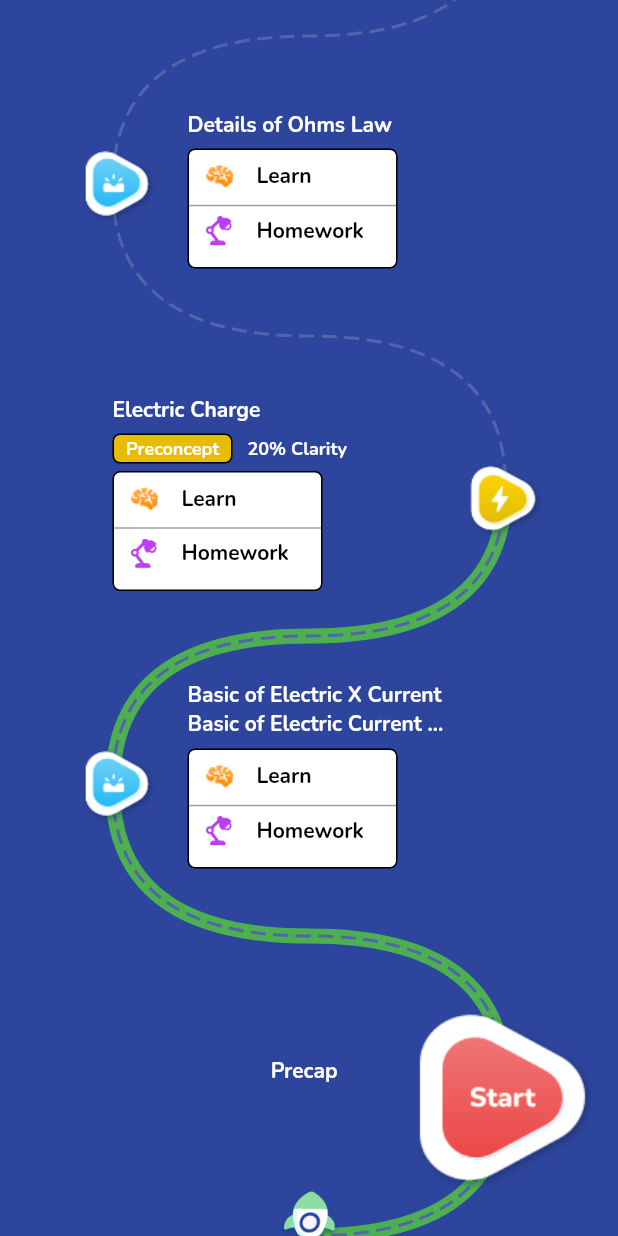
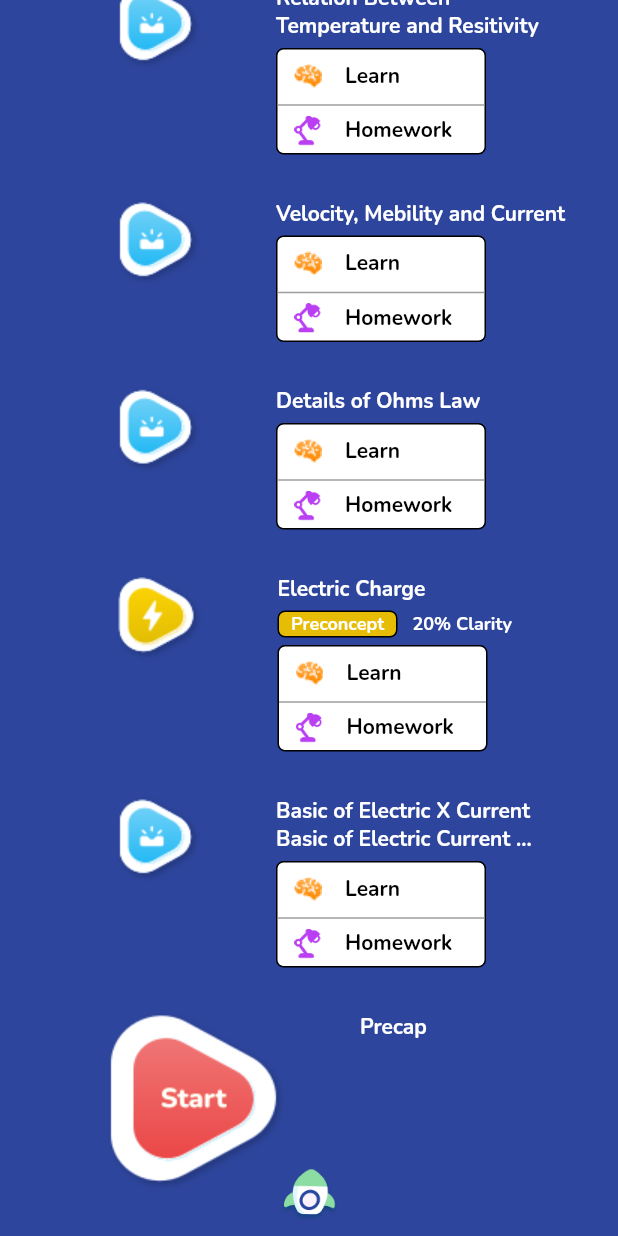
Before and after one commit to mg7237/flutter_draw, a Flutter app: the screen it shows after launch, on a phone screen of 412 x 824 dp. Run offline on Flutter 3.47's test engine with Material 2 defaults, Android fonts, the phone set to English and light mode, and no system bars; our stand-ins replace path_drawing, percent_indicator.

Commit message:
WIP - 03MAR

```diff
--- a/lib/main.dart
+++ b/lib/main.dart
@@ -5,11 +5,12 @@ import 'package:flutter/material.dart';
 import 'package:flutter/services.dart';
 import 'package:path_drawing/path_drawing.dart';
 import 'package:percent_indicator/percent_indicator.dart';
+import 'package:flutter/scheduler.dart';
 
 /// Hard coded variables
 
 // Use to define steepness of curve, lesser value >> steeper curve
-const kControlPoint = 75.0;
+const kControlPoint = 50.0;
 
 List<Milestone> milestones = []; // All milestones array check Milestone Model
 
@@ -18,12 +19,12 @@ const kIconSize = 50.0;
 
 int numberOfMilestones = 0; // Current Milestone number
 
-/// Milestone Detail Widget - 1 line height; used to calculate the widget
-/// height depending on milestone type
-late double kLineHeight = 20.0;
+double kLineHeight = 20.0; // Used for card dimensions
 
 const kCardDistance =
     50.0; // Distance of card from the malestone point on the curve
+
+double heightGap = 30.0; // Left, Right milestone height difference
 
 late Widget card; // Common card for all milestone which need card
 
@@ -40,6 +41,7 @@ TextStyle kTextStyleSmall = const TextStyle(
     fontSize: 12,
     color: Colors.white,
     fontWeight: FontWeight.bold);
+
 const jsonData =
     '{"currentMilestone":3,"milestones":[{"type":"starting-point","title":"Precap"},{"type":"topic","title":"Basic of Electric X Current Basic of Electric Current X Basic of Electric Current"},{"type":"preconcept","title":"Electric Charge","clarity":"20%"},{"type":"topic","title":"Details of Ohm'
     's Law"},{"type":"topic","title":"Velocity, Mebility and Current"},{"type":"topic","title":"Relation Between Temperature and Resitivity"},{"type":"classwork","title":"Classwork WS","progress":{"total":20,"completed":10}},{"type":"homework","title":"Homework","progress":{"total":26,"completed":18}}]}';
@@ -56,10 +58,16 @@ class AnimatedPath extends StatefulWidget {
 class _AnimatedPathState extends State<AnimatedPath>
     with SingleTickerProviderStateMixin {
   late AnimationController _controller;
-
+  bool init = true;
+  Size size = const Size(0, 0);
   double totalHeight =
       0; // Canvas height = Sum of all milestone heights in above array
-  double topBuffer = 50.0;
+
+  double totalWidth = 0;
+  final GlobalKey _masterContainerKey = GlobalKey();
+  List<GlobalKey> rowKeys = [];
+  List<Widget> columnWidgets = [];
+  Column masterColumn = Column(children: const []);
 
   void _startAnimation() {
     _controller.stop();
@@ -68,61 +76,42 @@ class _AnimatedPathState extends State<AnimatedPath>
     _controller.forward();
   }
 
-  MilestoneDetail milestoneInformation(
-      int milestoneNumberLocal, double milestoneHeight) {
-    late MilestoneDetail milestoneDetail;
-    late double height;
+  Widget milestoneInformation(int milestoneNumberLocal) {
+    late Widget milestoneDetail;
+
     String title = milestones[milestoneNumberLocal].title;
     if ((milestones[milestoneNumberLocal].title) != '' &&
         milestones[milestoneNumberLocal].title.length > 55) {
       title = title.substring(0, 53) + ' ...';
     }
+
     switch (milestones[milestoneNumberLocal].type) {
       case 'starting-point':
-        height = 2 * kLineHeight;
-        milestoneDetail = MilestoneDetail(
-            height: height,
-            detailWidget: Container(
-                alignment: Alignment.centerRight,
-                height: height,
-                width: 150,
-                child: Text(title, style: kTextStyle)));
+        milestoneDetail =
+            SizedBox(width: 150, child: Text(title, style: kTextStyle));
         break;
       case 'topic':
-        height = 6 * kLineHeight + 10;
-        milestoneDetail = MilestoneDetail(
-            height: height,
-            detailWidget: Column(
+        milestoneDetail = Column(
           mainAxisAlignment: MainAxisAlignment.start,
           crossAxisAlignment: CrossAxisAlignment.start,
           children: [
-                SizedBox(
-                    width: 200,
-                    height: (title.length > 30) ? kLineHeight * 2 : kLineHeight,
-                    child: Text(title, style: kTextStyle)),
+            SizedBox(width: 200, child: Text(title, style: kTextStyle)),
             const SizedBox(height: 5),
             card
           ],
-            ));
+        );
         break;
       case 'preconcept':
-        height = 7 * kLineHeight + 20;
-        milestoneDetail = MilestoneDetail(
-            height: height,
-            detailWidget: Column(
+        milestoneDetail = Column(
           mainAxisAlignment: MainAxisAlignment.start,
           crossAxisAlignment: CrossAxisAlignment.start,
           children: [
-                SizedBox(
-                    height: (title.length > 25) ? kLineHeight * 2 : kLineHeight,
-                    width: 200,
-                    child: Text(title, style: kTextStyle)),
+            SizedBox(width: 200, child: Text(title, style: kTextStyle)),
             const SizedBox(height: 5),
             Row(
               children: [
                 Container(
                     alignment: Alignment.centerRight,
-                        height: kLineHeight,
                     width: 80,
                     decoration: BoxDecoration(
                         color: const Color(0xffE7BC04),
@@ -141,22 +130,16 @@ class _AnimatedPathState extends State<AnimatedPath>
             const SizedBox(height: 5),
             card
           ],
-            ));
+        );
 
         break;
       case 'classwork': // Same logic as homework
       case 'homework':
-        height = 4 * kLineHeight;
-        milestoneDetail = MilestoneDetail(
-            height: height,
-            detailWidget: Column(
+        milestoneDetail = Column(
           mainAxisAlignment: MainAxisAlignment.start,
           crossAxisAlignment: CrossAxisAlignment.start,
           children: [
-                SizedBox(
-                    height: (title.length > 25) ? kLineHeight * 2 : kLineHeight,
-                    width: 200,
-                    child: Text(title, style: kTextStyle)),
+            SizedBox(width: 200, child: Text(title, style: kTextStyle)),
             const SizedBox(height: 5),
             SizedBox(
               child: Text(
@@ -175,101 +158,110 @@ class _AnimatedPathState extends State<AnimatedPath>
             LinearPercentIndicator(
                 width: 150.0,
                 lineHeight: 8.0,
-                    percent: (milestones[milestoneNumberLocal]
-                                .progress
-                                ?.completed ??
+                percent:
+                    (milestones[milestoneNumberLocal].progress?.completed ??
                             0) /
                         (milestones[milestoneNumberLocal].progress?.total ?? 1),
                 backgroundColor: Colors.white,
                 progressColor: Colors.green,
                 barRadius: const Radius.circular(5))
           ],
-            ));
+        );
         break;
     }
     return milestoneDetail;
   }
 
-  List<Widget> _drawMilestones(Size size) {
-    double milestoneHeight = 0;
-    List<Widget> widgets = [];
+  void _milestoneWidgets(double width) {
+    SizedBox heightBox = SizedBox(height: heightGap);
+    SizedBox widthBox = const SizedBox(width: kControlPoint);
+    SizedBox dataDistanceBox = const SizedBox(width: kCardDistance);
+    columnWidgets = [];
+    rowKeys = [];
+    columnWidgets.insert(0, heightBox);
+    for (int i = 0; i < milestones.length; i++) {
+      late Widget row;
+      Widget milestoneData = milestoneInformation(i);
+      GlobalKey rowKey = GlobalKey();
+      if ((i / 2) == (i ~/ 2)) {
+        // Even = Icon on left of UI
+        row = Row(
+            key: rowKey,
+            mainAxisAlignment: MainAxisAlignment.center,
+            crossAxisAlignment: CrossAxisAlignment.start,
+            children: [
+              widthBox,
+              Image(image: AssetImage('assets/${milestones[i].type}.png')),
+              dataDistanceBox,
+              milestoneData
+            ]);
+      } else {
+        // Even = Icon on right of UI
+        row = Row(
+            key: rowKey,
+            crossAxisAlignment: CrossAxisAlignment.start,
+            mainAxisAlignment: MainAxisAlignment.center,
+            children: [
+              widthBox,
+              Image(image: AssetImage('assets/${milestones[i].type}.png')),
+              dataDistanceBox,
+              milestoneData
+            ]);
+      }
+      // Inserting in reverse order so that Column is built from top to bottom
+      // While we add widgets from below to top
 
-    for (int i = 0; i < milestones.length; i++) {
-      milestoneHeight += (milestones[i].height ?? 0);
-      MilestoneDetail milestoneDetail =
-          milestoneInformation(i, milestoneHeight);
-      if ((i / 2) != (i ~/ 2)) {
-        widgets.add(Positioned(
-            left: kControlPoint - (kIconSize / 2) + 5,
-            bottom: milestoneHeight - (kIconSize / 2),
-            child: SizedBox(
-                width: kIconSize,
-                height: kIconSize,
-                child: Image(
-                    image:
-                        AssetImage('assets/' + milestones[i].type + '.png')))));
-
-        widgets.add(Positioned(
-            left: (i != 0)
-                ? kControlPoint + kCardDistance
-                : (kControlPoint * 2) + kCardDistance,
-            bottom: milestoneHeight - ((milestoneDetail.height) / 2) + 10,
-            child: milestoneDetail.detailWidget));
-      } else {
-        widgets.add(Positioned(
-          right: kControlPoint -
-              (((i == 0) ? kIconSize * 3 : kIconSize) / 2), //  (kIconSize / 2)
-          bottom: milestoneHeight -
-              (((i == 0) ? kIconSize * 3 : kIconSize) / 2) -
-              10,
-          child: SizedBox(
-              width: (i == 0) ? kIconSize * 3 : kIconSize,
-              height: (i == 0) ? kIconSize * 3 : kIconSize,
-              child: Image(
-                  image: AssetImage('assets/' + milestones[i].type + '.png'))),
-        ));
-        widgets.add(Positioned(
-            left: kControlPoint,
-            bottom: milestoneHeight - ((milestoneDetail.height) / 2) + 10,
-            child: milestoneDetail.detailWidget));
-      }
+      columnWidgets.insert(0, row);
+      columnWidgets.insert(0, heightBox);
+      rowKeys.insert(0, rowKey);
     }
 
-    return widgets;
+    masterColumn = Column(
+        mainAxisAlignment: MainAxisAlignment.center,
+        crossAxisAlignment: CrossAxisAlignment.start,
+        children: columnWidgets);
+
+    return;
   }
 
   @override
   Widget build(BuildContext context) {
-    Size size = Size(
-      MediaQuery.of(context).size.width,
-      totalHeight + topBuffer,
-    );
+    _milestoneWidgets(MediaQuery.of(context).size.width);
+    if (totalHeight > 0 && MediaQuery.of(context).size.width > 0) {
+      double dy = totalHeight.ceil().toDouble();
+      double dx = MediaQuery.of(context).size.width.floor().toDouble();
+      init = false;
+      size = Size(dx, dy);
+    }
+    init = true;
+    if (!init) _startAnimation();
+
     return SafeArea(
       child: Scaffold(
           body: SingleChildScrollView(
         reverse: true,
         child: Center(
+          key: _masterContainerKey,
           child: Container(
-            height: size.height,
-            width: size.width,
+            width: double.infinity,
             decoration:
                 const BoxDecoration(color: Color.fromRGBO(45, 69, 156, 1.0)),
             child: Stack(children: [
-              CustomPaint(
+              (init)
+                  ? const SizedBox()
+                  : CustomPaint(
                       painter: AnimatedPathPainter(_controller), size: size),
-              CustomPaint(painter: DashPathPainter(size)),
+              (init)
+                  ? const SizedBox()
+                  : CustomPaint(painter: DashPathPainter(size)),
+              masterColumn,
               Positioned(
-                  bottom: 0 - 15,
+                  bottom: 0,
                   left: (size.width / 2) - (kIconSize / 2),
                   child: const SizedBox(
                       height: kIconSize,
                       width: kIconSize,
                       child: Image(image: AssetImage('assets/rocket.png')))),
-              Stack(
-                  children: _drawMilestones(Size(
-                MediaQuery.of(context).size.width,
-                totalHeight,
-              ))),
             ]),
           ),
         ),
@@ -277,16 +269,35 @@ class _AnimatedPathState extends State<AnimatedPath>
     );
   }
 
+  void _getWidgetInfo(BuildContext context) {
+    final RenderBox renderBox =
+        _masterContainerKey.currentContext?.findRenderObject() as RenderBox;
+    final Size renderSize =
+        renderBox.size; // or _masterContainerKey.currentContext?.size
+    print('Size: ${renderSize.width}, ${renderSize.height}');
+
+    final Offset offset = renderBox.localToGlobal(Offset.zero);
+    print('Offset: ${offset.dx}, ${offset.dy}');
+    print(
+        'Position: ${(offset.dx + renderSize.width) / 2}, ${(offset.dy + renderSize.height) / 2}');
+    totalHeight = renderSize.height;
+
+    setState(() {});
+  }
+
+  // void checkTotalSize(BuildContext context) {
+  //   Size a = context.size ?? const Size(1.0, 1.0);
+  //   print('AAAAA: ' + a.width.toString() + 'BBBB: ' + a.height.toString());
+  // }
+
   @override
   void initState() {
     super.initState();
-    _controller = AnimationController(
-      vsync: this,
-    );
-    _readData();
-    _startAnimation();
+    // if (SchedulerBinding.instance?.schedulerPhase ==
+    //     SchedulerPhase.persistentCallbacks) {
+    SchedulerBinding.instance
+        ?.addPostFrameCallback((_) => _getWidgetInfo(context));
     card = Container(
-        height: 4 * kLineHeight,
         width: 140,
         decoration: BoxDecoration(
             color: const Color(0xffffffff),
@@ -336,6 +347,13 @@ class _AnimatedPathState extends State<AnimatedPath>
                     fontWeight: FontWeight.bold)),
           ]),
         ]));
+
+    // }
+
+    _controller = AnimationController(
+      vsync: this,
+    );
+    _readData();
   }
 
   @override
@@ -344,45 +362,17 @@ class _AnimatedPathState extends State<AnimatedPath>
     super.dispose();
   }
 
-  double _getMilestoneHeight({required String type, required String title}) {
-    double height = 200.0;
-    if (title.length > kMaxTitleLength) {
-      title = title.substring(0, kMaxTitleLength) + ' ...';
-    }
-    switch (type) {
-      case 'starting-point':
-        height = 100;
-        break;
-      case 'topic':
-      case 'preconcept':
-      case 'classwork':
-      case 'homework':
-      default:
-        height = 200;
-        break;
-    }
-    return height;
-  }
-
   void _readData() {
     try {
-      late double height;
       Map<String, dynamic> mapData = jsonDecode(jsonData);
       numberOfMilestones = mapData['currentMilestone'];
       List<dynamic> milestonesData = mapData['milestones'];
       for (int i = 0; i < milestonesData.length; i++) {
-        height = _getMilestoneHeight(
-            type: milestonesData[i]['type'], title: milestonesData[i]['title']);
-
-        if (i == milestonesData.length - 1) height = 200;
-
-        totalHeight += height;
         if (milestonesData[i]['progress'] != null) {
           milestones.add(Milestone(
               type: milestonesData[i]['type'],
               title: milestonesData[i]['title'],
               clarity: milestonesData[i]['clarity'],
-              height: height,
               progress: Progress(
                   completed: milestonesData[i]['progress']['completed'],
                   total: milestonesData[i]['progress']['total'])));
@@ -390,7 +380,6 @@ class _AnimatedPathState extends State<AnimatedPath>
           milestones.add(Milestone(
               type: milestonesData[i]['type'],
               title: milestonesData[i]['title'],
-              height: height,
               clarity: milestonesData[i]['clarity']));
         }
       }
@@ -435,7 +424,7 @@ class AnimatedPathPainter extends CustomPainter {
   void paint(Canvas canvas, Size size) {
     final animationPercent = _animation.value;
 
-    print("Painting + $animationPercent - $size");
+    //print("Painting + $animationPercent - $size");
     final path = createAnimatedPath(
         _createAnyPath(size, numberOfMilestones), animationPercent);
 
@@ -500,30 +489,32 @@ Path extractPathUntilLength(
 }
 
 Path _pathToNextMilestone(Size size, Path pathIn, int currentMilestone) {
-  late double heightTop;
-  late double heightMid;
-  heightTop = size.height - ((milestones[currentMilestone].height ?? 0.0));
+  //MGCO
+  // late double heightTop;
+  // late double heightMid;
+  // heightTop = size.height - ((milestones[currentMilestone].height ?? 0.0));
 
-  heightMid = size.height - ((milestones[currentMilestone].height ?? 0.0) / 2);
+  // heightMid = size.height - ((milestones[currentMilestone].height ?? 0.0) / 2);
 
-  if ((currentMilestone / 2) != (currentMilestone ~/ 2)) {
-    // Current Milestone on left
-    pathIn
-      ..quadraticBezierTo(
-          size.width - kControlPoint, heightMid, size.width / 2, heightMid)
-      ..quadraticBezierTo(kControlPoint, heightMid, kControlPoint, heightTop);
-  } else {
-    // Milestone on right
-    pathIn
-      ..quadraticBezierTo(kControlPoint, heightMid, size.width / 2, heightMid)
-      ..quadraticBezierTo(size.width - kControlPoint, heightMid,
-          size.width - kControlPoint, heightTop);
-  }
+  // if ((currentMilestone / 2) != (currentMilestone ~/ 2)) {
+  //   // Current Milestone on left
+  //   pathIn
+  //     ..quadraticBezierTo(
+  //         size.width - kControlPoint, heightMid, size.width / 2, heightMid)
+  //     ..quadraticBezierTo(kControlPoint, heightMid, kControlPoint, heightTop);
+  // } else {
+  //   // Milestone on right
+  //   pathIn
+  //     ..quadraticBezierTo(kControlPoint, heightMid, size.width / 2, heightMid)
+  //     ..quadraticBezierTo(size.width - kControlPoint, heightMid,
+  //         size.width - kControlPoint, heightTop);
+  // }
   return pathIn;
 }
 
 Path _createAnyPath(Size size, int drawTill) {
-  double firstMilestoneHeight = milestones[0].height ?? 0.0;
+  double firstMilestoneHeight = 0.0;
+  // milestones[0].height ?? 0.0;
   Path path = Path()
     ..moveTo(size.width / 2, size.height)
     ..quadraticBezierTo(size.width - kControlPoint, size.height,
@@ -533,7 +524,8 @@ Path _createAnyPath(Size size, int drawTill) {
   for (int i = 1; i < drawTill; i++) {
     size = Size(size.width, prevHeight);
     path = _pathToNextMilestone(size, path, i);
-    prevHeight -= milestones[i].height ?? 0;
+    prevHeight -= 0.0;
+    // milestones[i].height ?? 0;
   }
 
   return path;
--- a/lib/models.dart
+++ b/lib/models.dart
@@ -10,14 +10,9 @@ class Milestone {
   String type;
   String title;
   String? clarity;
-  double? height;
   Progress? progress;
   Milestone(
-      {required this.type,
-      required this.title,
-      this.clarity,
-      this.progress,
-      this.height});
+      {required this.type, required this.title, this.clarity, this.progress});
 }
 
 class Progress {
```
Lines whose indentation alone changed are shown as unchanged.
